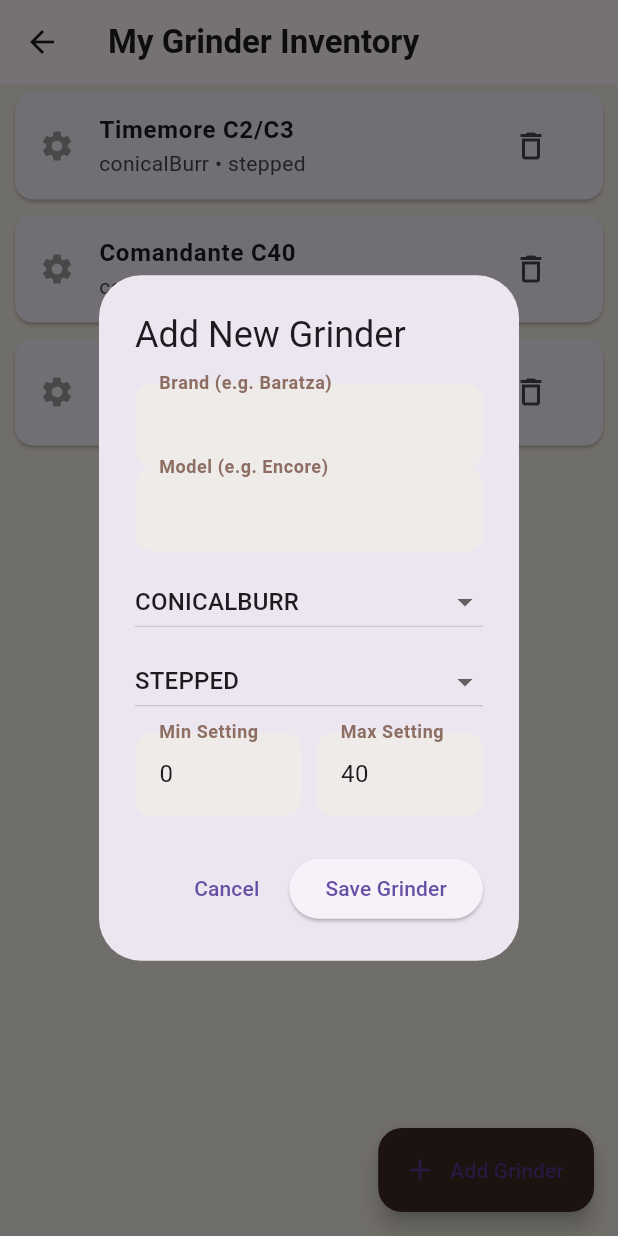
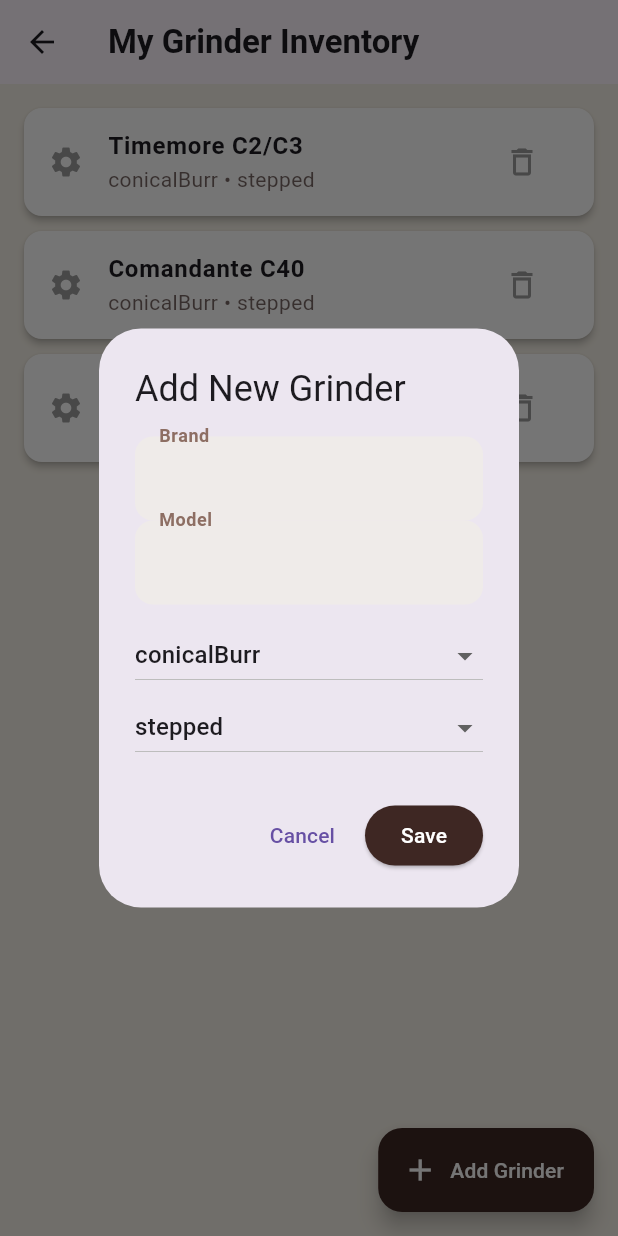
Before and after one commit to tlegenovv21/coffee_dice, a Flutter app: the GrinderPage screen opened directly, after a tap on the "delete outline" icon, after a tap on "Add Grinder", on a phone screen of 412 x 824 dp. Run offline on Flutter 3.47's test engine with Material 3 defaults, Android fonts, the phone set to English and light mode, and no system bars; our stand-ins replace firebase_auth, firebase_core, percent_indicator, shared_preferences; accounts and stored records are empty.

Commit message:
feat: add canceling to select grinder, fixed the location of menu of Units, and fix UI colors in dark mod

```diff
--- a/lib/screens/grinder_page.dart
+++ b/lib/screens/grinder_page.dart
@@ -2,7 +2,7 @@
 import 'dart:convert';
 import 'package:flutter/material.dart';
 import 'package:shared_preferences/shared_preferences.dart';
-import '../models/grinder.dart'; // Ensure this matches your folder structure
+import '../models/grinder.dart';
 
 class GrinderPage extends StatefulWidget {
   const GrinderPage({super.key});
@@ -15,7 +15,7 @@
   List<Grinder> myGrinders = [];
   String? selectedGrinderId;
 
-  // Controllers for the "Add Grinder" form
+  // Controllers
   final _brandController = TextEditingController();
   final _modelController = TextEditingController();
   final _minController = TextEditingController(text: "0");
@@ -29,11 +29,8 @@
     _loadData();
   }
 
-  // --- 1. SAVING & LOADING LOGIC (The Missing Link) ---
   Future<void> _saveData() async {
     final prefs = await SharedPreferences.getInstance();
-
-    // Convert list of objects to list of JSON strings
     List<String> jsonList = myGrinders
         .map((g) => jsonEncode(g.toJson()))
         .toList();
@@ -41,16 +38,17 @@
 
     if (selectedGrinderId != null) {
       await prefs.setString('selected_grinder_id', selectedGrinderId!);
+    } else {
+      await prefs.remove('selected_grinder_id'); // Allow saving "No Selection"
     }
   }
 
   Future<void> _loadData() async {
     final prefs = await SharedPreferences.getInstance();
-
     List<String>? jsonList = prefs.getStringList('saved_grinders');
 
     if (jsonList == null || jsonList.isEmpty) {
-      // --- ADD DEFAULTS IF LIST IS EMPTY ---
+      // Defaults
       List<Grinder> defaults = [
         Grinder(
           id: "def1",
@@ -89,9 +87,8 @@
           maxRange: 11,
         ),
       ];
-
       myGrinders = defaults;
-      _saveData(); // Save them immediately
+      _saveData();
     } else {
       setState(() {
         myGrinders = jsonList
@@ -105,107 +102,57 @@
     });
   }
 
-  // --- 2. ADD NEW GRINDER FORM ---
+  // --- ADD DIALOG ---
   void _showAddGrinderDialog() {
-    // Reset form
     _brandController.clear();
     _modelController.clear();
-    _minController.text = "0";
-    _maxController.text = "40";
-    _selectedType = GrinderType.conicalBurr;
-    _selectedAdj = AdjustmentType.stepped;
 
     showDialog(
       context: context,
       builder: (context) {
         return StatefulBuilder(
-          // Needed to update dropdowns inside dialog
           builder: (context, setStateDialog) {
             return AlertDialog(
               title: const Text("Add New Grinder"),
-              scrollable: true,
-              content: Column(
+              content: SingleChildScrollView(
+                child: Column(
                   mainAxisSize: MainAxisSize.min,
                   children: [
                     TextField(
                       controller: _brandController,
-                    decoration: const InputDecoration(
-                      labelText: "Brand (e.g. Baratza)",
-                    ),
+                      decoration: const InputDecoration(labelText: "Brand"),
                     ),
                     TextField(
                       controller: _modelController,
-                    decoration: const InputDecoration(
-                      labelText: "Model (e.g. Encore)",
-                    ),
+                      decoration: const InputDecoration(labelText: "Model"),
                     ),
                     const SizedBox(height: 10),
-                  Row(
-                    children: [
-                      Expanded(
-                        child: DropdownButton<GrinderType>(
+                    DropdownButton<GrinderType>(
                       value: _selectedType,
                       isExpanded: true,
                       items: GrinderType.values
                           .map(
-                                (t) => DropdownMenuItem(
-                                  value: t,
-                                  child: Text(t.name.toUpperCase()),
-                                ),
+                            (t) =>
+                                DropdownMenuItem(value: t, child: Text(t.name)),
                           )
                           .toList(),
                       onChanged: (val) =>
                           setStateDialog(() => _selectedType = val!),
                     ),
-                      ),
-                    ],
-                  ),
-                  const SizedBox(height: 5),
-                  Row(
-                    children: [
-                      Expanded(
-                        child: DropdownButton<AdjustmentType>(
+                    DropdownButton<AdjustmentType>(
                       value: _selectedAdj,
                       isExpanded: true,
                       items: AdjustmentType.values
                           .map(
-                                (t) => DropdownMenuItem(
-                                  value: t,
-                                  child: Text(t.name.toUpperCase()),
-                                ),
+                            (t) =>
+                                DropdownMenuItem(value: t, child: Text(t.name)),
                           )
                           .toList(),
                       onChanged: (val) =>
                           setStateDialog(() => _selectedAdj = val!),
                     ),
-                      ),
                   ],
                 ),
-                  const SizedBox(height: 10),
-                  Row(
-                    children: [
-                      Expanded(
-                        child: TextField(
-                          controller: _minController,
-                          keyboardType: TextInputType.number,
-                          decoration: const InputDecoration(
-                            labelText: "Min Setting",
-                          ),
-                        ),
-                      ),
-                      const SizedBox(width: 10),
-                      Expanded(
-                        child: TextField(
-                          controller: _maxController,
-                          keyboardType: TextInputType.number,
-                          decoration: const InputDecoration(
-                            labelText: "Max Setting",
-                          ),
-                        ),
-                      ),
-                    ],
-                  ),
-                ],
               ),
               actions: [
                 TextButton(
@@ -214,31 +161,30 @@
                 ),
                 ElevatedButton(
                   onPressed: () {
-                    if (_brandController.text.isEmpty ||
-                        _modelController.text.isEmpty)
-                      return;
-
+                    if (_brandController.text.isEmpty) return;
                     final newGrinder = Grinder(
-                      id: DateTime.now().millisecondsSinceEpoch
-                          .toString(), // Unique ID
+                      id: DateTime.now().millisecondsSinceEpoch.toString(),
                       brand: _brandController.text,
                       model: _modelController.text,
                       type: _selectedType,
                       adjustmentType: _selectedAdj,
-                      minRange: double.tryParse(_minController.text) ?? 0,
-                      maxRange: double.tryParse(_maxController.text) ?? 40,
+                      minRange: 0,
+                      maxRange: 40,
                     );
-
                     setState(() {
                       myGrinders.add(newGrinder);
-                      selectedGrinderId ??=
-                          newGrinder.id; // Auto-select if first one
+                      selectedGrinderId = newGrinder.id;
                     });
-
-                    _saveData(); // <--- CRITICAL SAVE CALL
+                    _saveData();
                     Navigator.pop(context);
                   },
-                  child: const Text("Save Grinder"),
+                  style: ElevatedButton.styleFrom(
+                    backgroundColor: const Color(0xFF3E2723),
+                  ),
+                  child: const Text(
+                    "Save",
+                    style: TextStyle(color: Colors.white),
+                  ),
                 ),
               ],
             );
@@ -256,52 +202,47 @@
     _saveData();
   }
 
+  // --- MAIN BUILD ---
   @override
   Widget build(BuildContext context) {
+    final theme = Theme.of(context); // Get current theme (Dark/Light)
+
     return Scaffold(
       appBar: AppBar(title: const Text("My Grinder Inventory")),
       body: myGrinders.isEmpty
-          ? Center(
-              child: Column(
-                mainAxisAlignment: MainAxisAlignment.center,
-                children: [
-                  const Icon(Icons.coffee_maker, size: 60, color: Colors.grey),
-                  const SizedBox(height: 10),
-                  const Text("No grinders added yet."),
-                  TextButton(
-                    onPressed: _showAddGrinderDialog,
-                    child: const Text("Add Your First Grinder"),
-                  ),
-                ],
-              ),
-            )
+          ? const Center(child: Text("No grinders added yet."))
           : ListView.builder(
+              padding: const EdgeInsets.all(16),
               itemCount: myGrinders.length,
               itemBuilder: (context, index) {
                 final grinder = myGrinders[index];
                 final isSelected = grinder.id == selectedGrinderId;
 
                 return Card(
-                  margin: const EdgeInsets.symmetric(
-                    horizontal: 10,
-                    vertical: 5,
-                  ),
-                  color: isSelected
-                      ? const Color(0xFFEFEBE9)
-                      : null, // Highlight selected
+                  margin: const EdgeInsets.only(bottom: 10),
+                  // Use theme card color to fix Dark Mode readability
+                  color: theme.cardColor,
+                  elevation: 2,
                   child: ListTile(
                     leading: Icon(
-                      grinder.type == GrinderType.blade
-                          ? Icons.api
-                          : Icons.settings, // Simple icon logic
+                      Icons.settings,
                       color: isSelected ? const Color(0xFF3E2723) : Colors.grey,
                     ),
                     title: Text(
                       "${grinder.brand} ${grinder.model}",
-                      style: const TextStyle(fontWeight: FontWeight.bold),
+                      style: TextStyle(
+                        fontWeight: FontWeight.bold,
+                        // Ensure text is visible in both modes
+                        color: theme.textTheme.bodyLarge?.color,
+                      ),
                     ),
                     subtitle: Text(
                       "${grinder.type.name} • ${grinder.adjustmentType.name}",
+                      style: TextStyle(
+                        color: theme.textTheme.bodyMedium?.color?.withOpacity(
+                          0.7,
+                        ),
+                      ),
                     ),
                     trailing: isSelected
                         ? const Icon(
@@ -309,11 +250,21 @@
                             color: Color(0xFF3E2723),
                           )
                         : IconButton(
-                            icon: const Icon(Icons.delete_outline),
+                            icon: const Icon(
+                              Icons.delete_outline,
+                              color: Colors.grey,
+                            ),
                             onPressed: () => _deleteGrinder(grinder.id),
                           ),
                     onTap: () {
-                      setState(() => selectedGrinderId = grinder.id);
+                      setState(() {
+                        // TOGGLE LOGIC: If already selected, deselect it.
+                        if (selectedGrinderId == grinder.id) {
+                          selectedGrinderId = null;
+                        } else {
+                          selectedGrinderId = grinder.id;
+                        }
+                      });
                       _saveData();
                     },
                   ),
@@ -322,8 +273,11 @@
             ),
       floatingActionButton: FloatingActionButton.extended(
         onPressed: _showAddGrinderDialog,
-        icon: const Icon(Icons.add),
-        label: const Text("Add Grinder"),
+        icon: const Icon(Icons.add, color: Colors.white), // FIXED ICON COLOR
+        label: const Text(
+          "Add Grinder",
+          style: TextStyle(color: Colors.white),
+        ), // FIXED TEXT COLOR
         backgroundColor: const Color(0xFF3E2723),
       ),
     );
--- a/lib/widgets/side_menu.dart
+++ b/lib/widgets/side_menu.dart
@@ -129,7 +129,7 @@
               children: [
                 _buildSectionHeader("BREWING"),
                 SwitchListTile(
-                  title: const Text("Units: °C / °F"),
+                  title: const Text("Units: °F / °C"),
                   subtitle: Text(
                     useCelsius ? "Using Celsius" : "Using Fahrenheit",
                   ),
```
Also changed, not shown: lib/screens/home_page.dart (+27 -5 lines), lib/widgets/profile_edit_dialog.dart (+34 -12 lines), lib/widgets/recipe_card.dart (+19 -10 lines). Lines whose indentation alone changed are shown as unchanged.
